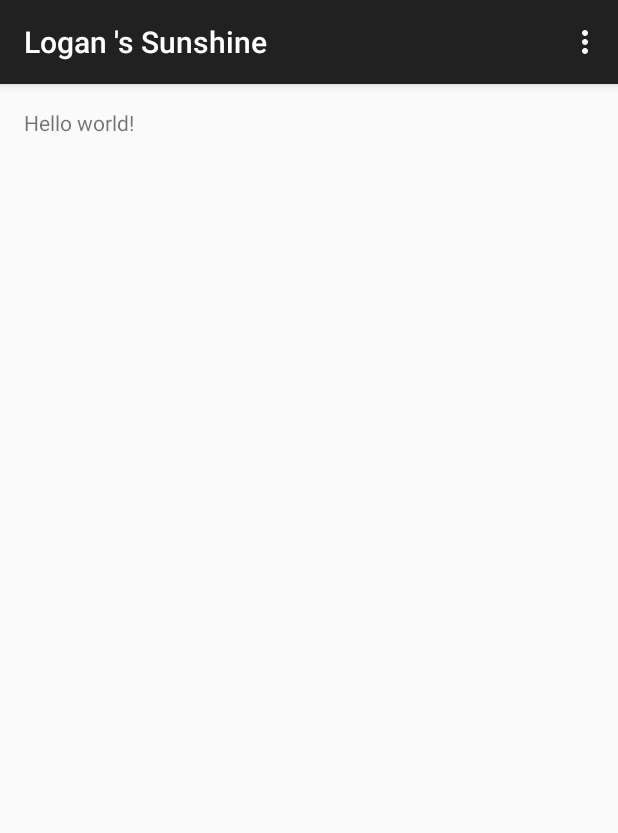
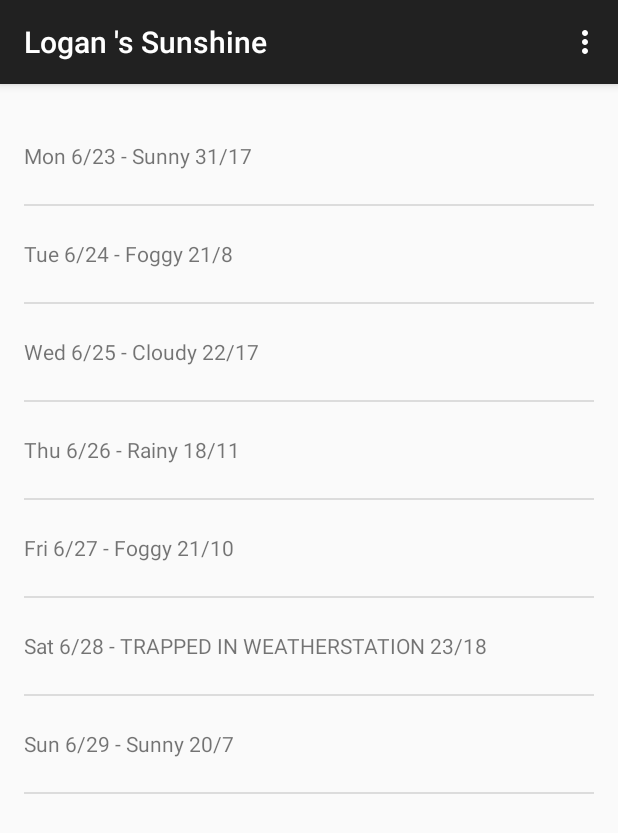
Before and after one commit to lcooper2/LoganSunshine, an Android app: the screen it shows after launch (MainActivity), on a phone screen of 412 x 824 dp. Shown: the top 833 px of the screen. Run offline under Robolectric (Android 15) with nearby library versions, the phone set to English and light mode, and no system bars.

```diff
--- a/app/src/main/java/com/example/android/sunshine/app/MainActivity.java
+++ b/app/src/main/java/com/example/android/sunshine/app/MainActivity.java
@@ -8,6 +8,12 @@ import android.view.Menu;
 import android.view.MenuItem;
 import android.view.View;
 import android.view.ViewGroup;
+import android.widget.ArrayAdapter;
+import android.widget.ListView;
+
+import java.util.ArrayList;
+import java.util.Arrays;
+import java.util.List;
 
 
 public class MainActivity extends ActionBarActivity {
@@ -50,13 +56,33 @@ public class MainActivity extends ActionBarActivity {
      */
     public static class PlaceholderFragment extends Fragment {
 
+        ArrayAdapter<String> mForecastAdapter;
+
         public PlaceholderFragment() {
         }
 
         @Override
         public View onCreateView(LayoutInflater inflater, ViewGroup container,
                                  Bundle savedInstanceState) {
+
+            String[] data = {
+                    "Mon 6/23 - Sunny 31/17",
+                    "Tue 6/24 - Foggy 21/8",
+                    "Wed 6/25 - Cloudy 22/17",
+                    "Thu 6/26 - Rainy 18/11",
+                    "Fri 6/27 - Foggy 21/10",
+                    "Sat 6/28 - TRAPPED IN WEATHERSTATION 23/18",
+                    "Sun 6/29 - Sunny 20/7"
+            };
+
+            List<String> weekForecast = new ArrayList<String>(Arrays.asList(data));
+            mForecastAdapter = new ArrayAdapter<String>(getActivity(), R.layout.list_item_forecast, R.id.list_item_forecast_textview, weekForecast);
+
             View rootView = inflater.inflate(R.layout.fragment_main, container, false);
+
+            ListView listView = (ListView) rootView.findViewById(R.id.listview_forecast);
+            listView.setAdapter(mForecastAdapter);
+
             return rootView;
         }
     }
--- a/app/src/main/res/layout/fragment_main.xml
+++ b/app/src/main/res/layout/fragment_main.xml
@@ -6,7 +6,9 @@
     android:paddingBottom="@dimen/activity_vertical_margin"
     tools:context=".MainActivity$PlaceholderFragment">
 
-    <TextView android:text="@string/hello_world" android:layout_width="wrap_content"
-        android:layout_height="wrap_content" />
+    <ListView
+        android:id="@+id/listview_forecast"
+        android:layout_width="match_parent"
+        android:layout_height="match_parent" />
 
 </RelativeLayout>
```
